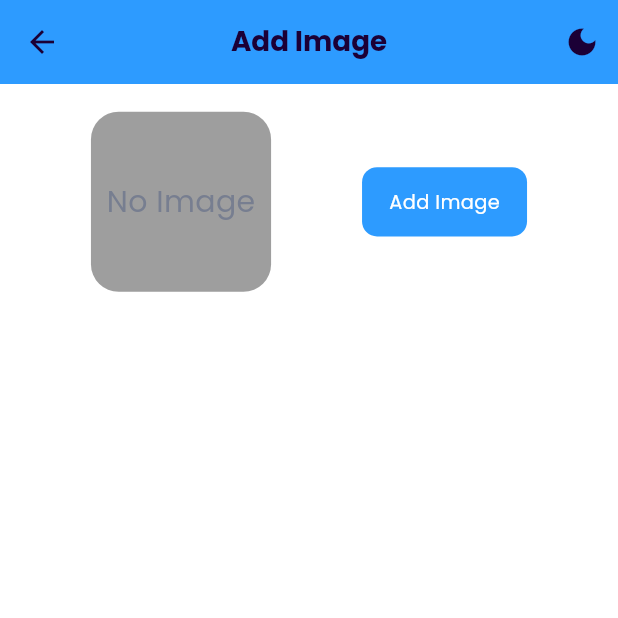
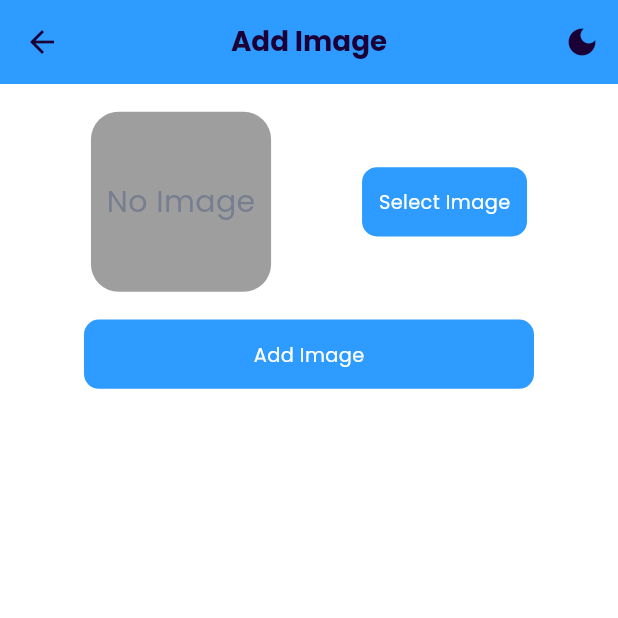
Before and after one commit to hassaan-112/Gallery_app, a Flutter app: the screen it shows after launch, after a tap on the "add a photo" icon, on a phone screen of 412 x 824 dp, the top half of it. Run offline on Flutter 3.47's test engine with Material 3 defaults, Android fonts, the phone set to English and light mode, and no system bars; our stand-ins replace flutter_screenutil, flutter_svg, fluttertoast, get, google_fonts, image_picker.

Commit message:
added local image feature

```diff
--- a/lib/res/components/ImageBox.dart
+++ b/lib/res/components/ImageBox.dart
@@ -1,3 +1,5 @@
+import 'dart:io';
+
 import 'package:flutter/material.dart';
 
 import '../colors/appColors.dart';
@@ -7,9 +9,9 @@ class ImageBox extends StatelessWidget {
   Color color;
   double borderRadius;
   String text;
-  FileImage? image;
-
-  ImageBox({super.key, required this.height, required this.width, this.color=AppColors.geryContainer,required this.borderRadius,this.text="No Image",required this.image});
+  File? image;
+  bool update;
+  ImageBox({super.key, required this.height, required this.width, this.color=AppColors.geryContainer,required this.borderRadius,this.text="No Image",required this.image,required this.update});
   @override
   Widget build(BuildContext context) {
     return image==null?Container(
@@ -29,9 +31,9 @@ class ImageBox extends StatelessWidget {
       height:height,
       width:width,
       decoration: BoxDecoration(
-        color: color,
+        color: AppColors.transparent,
         borderRadius: BorderRadius.circular(borderRadius),
-        image:DecorationImage(image:image!,fit: BoxFit.cover)
+        image:DecorationImage(image:FileImage(image!),fit: BoxFit.fill)
       ),
 
     );
--- a/lib/res/localization/localization.dart
+++ b/lib/res/localization/localization.dart
@@ -7,6 +7,7 @@ class languages extends Translations{
       "splashScreen":"Gallery",
       "localImages":"Local Images",
       "no_image":"No Image",
+      "search":"Search",
 
     }
   };
--- a/lib/res/routes/routeNames.dart
+++ b/lib/res/routes/routeNames.dart
@@ -3,6 +3,7 @@ class RouteName{
   static const String splashScreen = "/";
   static const String homeScreen = "/homeScreen";
   static const String addImageScreen = "/addImageScreen";
+  static const String SearchScreen = "/searchScreen";
 
 
 }
--- a/lib/res/routes/routes.dart
+++ b/lib/res/routes/routes.dart
@@ -2,6 +2,7 @@ import 'package:gallery_app/res/routes/routeNames.dart';
 import 'package:gallery_app/view/BottomNav.dart';
 import 'package:gallery_app/view/SplashScreen.dart';
 import 'package:gallery_app/view/addImageScreen.dart';
+import 'package:gallery_app/view/searchScreen.dart';
 import 'package:get/get.dart';
 
 class AppRoutes {
@@ -9,5 +10,6 @@ class AppRoutes {
     GetPage(name: RouteName.splashScreen, page: () { return Splashscreen(); }, transition: Transition.fadeIn,transitionDuration: Duration(seconds: 3)),
     GetPage(name: RouteName.homeScreen, page: () { return BottomNavBar(); }, transition: Transition.fadeIn,transitionDuration: Duration(seconds: 2)),
     GetPage(name: RouteName.addImageScreen, page: () { return AddImageScreen(); }, transition: Transition.fadeIn,transitionDuration: Duration(milliseconds: 1000)),
+    GetPage(name: RouteName.SearchScreen, page: () { return SearchScreen(); }, transition: Transition.fadeIn,transitionDuration: Duration(milliseconds: 1000)),
   ];
 }
--- a/lib/view/BottomNav.dart
+++ b/lib/view/BottomNav.dart
@@ -1,4 +1,5 @@
 import 'package:flutter/material.dart';
+import 'package:gallery_app/view/searchScreen.dart';
 import '../view_model/BottomNavVM.dart';
 import 'package:get/get.dart';
 import 'HomeScreen.dart';
@@ -14,10 +15,10 @@ class _BottomNavBarState extends State<BottomNavBar> {
   @override
   Widget build(BuildContext context) {
     final navBarVM = Get.put(NavBarViewModel());
-    List<Widget> pages = [HomeScreen()];
+    List<Widget> pages = [HomeScreen(),SearchScreen()];
 
     return Scaffold(
-      body: IndexedStack(index: navBarVM.index, children: pages),
+      body: Obx(()=> IndexedStack(index: navBarVM.index, children: pages)),
       bottomNavigationBar: Obx(
         () => BottomNavigationBar(
           onTap: (value) {
--- a/lib/view/HomeScreen.dart
+++ b/lib/view/HomeScreen.dart
@@ -1,7 +1,9 @@
 import 'package:flutter/material.dart';
 import 'package:flutter_screenutil/flutter_screenutil.dart';
 import 'package:get/get.dart';
+import '../res/colors/appColors.dart';
 import '../view_model/HomeScreenVM.dart';
+
 class HomeScreen extends StatefulWidget {
   const HomeScreen({super.key});
 
@@ -10,46 +12,81 @@ class HomeScreen extends StatefulWidget {
 }
 
 class _HomeScreenState extends State<HomeScreen> {
-
   @override
   Widget build(BuildContext context) {
     final homeScreenVM = Get.put(HomeScreenViewModel());
     return Scaffold(
       appBar: AppBar(
-        title: Text("Home",style: Theme.of(context).textTheme.displayMedium,),
+        title: Text("Home"),
         centerTitle: true,
-        leading: IconButton(onPressed: (){
-          Get.changeThemeMode(Get.isDarkMode ? ThemeMode.light : ThemeMode.dark);
-        }, icon: Icon(Get.isDarkMode?Icons.light_mode:Icons.dark_mode))
+
+        leading: IconButton(
+          onPressed: () {
+            Get.changeThemeMode(
+              Get.isDarkMode ? ThemeMode.light : ThemeMode.dark,
+            );
+          },
+          icon: Icon(Get.isDarkMode ? Icons.light_mode : Icons.dark_mode),
+        ),
       ),
       body: Padding(
-        padding: EdgeInsets.symmetric(horizontal:12.r),
+        padding: EdgeInsets.symmetric(horizontal: 12.r),
         child: Column(
           crossAxisAlignment: CrossAxisAlignment.center,
           mainAxisAlignment: MainAxisAlignment.center,
           children: [
             Row(
               mainAxisAlignment: MainAxisAlignment.spaceBetween,
-              children: [Text("localImages".tr,style: Theme.of(context).textTheme.displayMedium,),
-              IconButton(onPressed: (){
-                Get.toNamed('/addImageScreen');
-              }, icon: Icon(Icons.add_a_photo_outlined))
+              children: [
+                Text(
+                  "localImages".tr,
+                  style: Theme.of(context).textTheme.displayMedium,
+                ),
+                IconButton(
+                  onPressed: () {
+                    Get.toNamed('/addImageScreen');
+                  },
+                  icon: Icon(Icons.add_a_photo_outlined),
+                ),
               ],
             ),
             15.verticalSpace,
             SizedBox(
               height: 500.h,
 
-              child: GridView.builder(
-                  itemCount: 111,
+              child: Obx(
+                () => GridView.builder(
+                  itemCount: homeScreenVM.images.length,
 
-                  gridDelegate: SliverGridDelegateWithFixedCrossAxisCount(crossAxisCount: 3,crossAxisSpacing: 3.r,mainAxisSpacing: 3.r), itemBuilder: (context, index) {
-              return Container(color: Colors.grey,);
-              }),
-            )
-          ]
+                  gridDelegate: SliverGridDelegateWithFixedCrossAxisCount(
+                    crossAxisCount: Get.width < 400 ? 2 : Get.width<600?3:Get.width<800?4:5,
+                    crossAxisSpacing: 3.r,
+                    mainAxisSpacing: 3.r,
+                  ),
+                  itemBuilder: (context, index) {
+                    return Stack(children: [
+                      Container(
+                      width: double.infinity,
+                      height: double.infinity,
+                      decoration: BoxDecoration(
+                        borderRadius: BorderRadius.circular(10.r),
+                        border: Border.all(width: .5, color: Colors.grey),
+                        image: DecorationImage(
+                          image: FileImage(homeScreenVM.images[index]),
+                          fit: BoxFit.scaleDown,
+                        ),
+                      ),
+                    ),
+                      Positioned(top: 0,right: 0,child: Container(height: 40.r,width: 40.r,decoration: BoxDecoration(color: AppColors.primary.withValues(alpha: 0.2),borderRadius: BorderRadius.circular(50)) ,child: Center(child: IconButton(onPressed: (){homeScreenVM.removeImage(index);}, icon: Icon(Icons.delete)))),),
+
+                    ],);
+                  },
+                ),
+              ),
+            ),
+          ],
         ),
-      )
+      ),
     );
   }
 }
--- a/lib/view/addImageScreen.dart
+++ b/lib/view/addImageScreen.dart
@@ -1,9 +1,13 @@
+import 'dart:io';
+
 import 'package:flutter/material.dart';
 import 'package:gallery_app/res/colors/appColors.dart';
 import 'package:get/get.dart';
 import 'package:flutter_screenutil/flutter_screenutil.dart';
+import 'package:image_picker/image_picker.dart';
 import '../res/components/ImageBox.dart';
 import '../res/components/buttonComponent.dart';
+import '../view_model/HomeScreenVM.dart';
 class AddImageScreen extends StatefulWidget {
   const AddImageScreen({super.key});
 
@@ -12,6 +16,7 @@ class AddImageScreen extends StatefulWidget {
 }
 
 class _AddImageScreenState extends State<AddImageScreen> {
+  final homeScreenVM = Get.put(HomeScreenViewModel());
   @override
   Widget build(BuildContext context) {
     return Scaffold(
@@ -30,10 +35,13 @@ class _AddImageScreenState extends State<AddImageScreen> {
         Row(
         mainAxisAlignment: MainAxisAlignment.spaceEvenly,
         children: [
-          ImageBox(height: 130.r, width:130.r, borderRadius: 20.r, image: null),
-          ButtonComponent(text: "Add Image", onPressed: (){},color: AppColors.primary,textColor: AppColors.secondaryWhite,width: 110.w,height: 50.h,),
+          Obx(()=>ImageBox(height: 130.r, width:130.r, borderRadius: 20.r, image: homeScreenVM.image,update: homeScreenVM.updater.value,)),
+          ButtonComponent(text: "Select Image", onPressed: (){Get.dialog(Dialog(child: ListView( shrinkWrap: true, children: [ListTile(leading: Icon(Icons.camera_alt),title: Text("Camera"),onTap: (){homeScreenVM.selectImage(ImageSource.camera);Get.back();},),Container(color: AppColors.geryContainer,height: 1.h,width: double.infinity,),ListTile(leading: Icon(Icons.photo),title: Text("Gallery"),onTap: (){homeScreenVM.selectImage(ImageSource.gallery);Get.back();},)],)));},color: AppColors.primary,textColor: AppColors.secondaryWhite,width: 110.w,height: 50.h,),
         ],
-      )
+      ),
+          20.verticalSpace,
+          ButtonComponent(text: "Add Image", onPressed: (){homeScreenVM.addImage(homeScreenVM.image);},color: AppColors.primary,textColor: AppColors.secondaryWhite,width: 300.w,height: 50.h,)
+
     ]));
   }
 }
--- /dev/null
+++ b/lib/view/searchScreen.dart
@@ -0,0 +1,28 @@
+import 'package:flutter/material.dart';
+import 'package:gallery_app/res/components/TextFormFieldComponent.dart';
+import 'package:get/get.dart';
+import 'package:flutter_screenutil/flutter_screenutil.dart';
+import '../view_model/SearchVM.dart';
+
+class SearchScreen extends StatefulWidget {
+  const SearchScreen({super.key});
+
+  @override
+  State<SearchScreen> createState() => _SearchScreenState();
+}
+
+class _SearchScreenState extends State<SearchScreen> {
+  @override
+  Widget build(BuildContext context) {
+    final searchVM=Get.put(SearchViewModel());
+    return Scaffold(
+      appBar: AppBar(
+        title: Text("search".tr),
+        centerTitle: true,
+      ),
+      body: Column(children: [
+        TextFormFieldComponent(hintText: "search".tr, controller: searchVM.controller.value, keyboardType: TextInputType.text, focusNode: searchVM.focusNode.value, validator: (value){}, onSubmited: (value){}, onTapedOutside: (){ searchVM.focusNode.value.unfocus(); })
+      ],)
+    );
+  }
+}
--- a/lib/view_model/HomeScreenVM.dart
+++ b/lib/view_model/HomeScreenVM.dart
@@ -1,5 +1,41 @@
+import 'dart:io';
+
+import 'package:flutter/cupertino.dart';
 import 'package:get/get.dart';
+import 'package:image_picker/image_picker.dart';
 
-class HomeScreenViewModel extends GetxController{
+import '../res/colors/appColors.dart';
+import '../utils/Utils.dart';
+
+class HomeScreenViewModel extends GetxController {
+  File? image = null;
+  RxList images=[].obs;
+  RxBool updater = false.obs;
+
+  Future<void> selectImage(ImageSource source) async {
+    final picker = ImagePicker();
+    final pickedImage = await picker.pickImage(source: source);
+    if (pickedImage != null) {
+      image = File(pickedImage.path);
+      updater.value=!updater.value;
+    } else {
+      updater.value=!updater.value;
+      return;
+    }
+  }
+  void addImage(File? image){
+
+    if(this.image==null){
+      Utils.toast("Please Select Image", AppColors.negativeRed);
+      return;
+    }
+    images.add(image);
+    this.image=null;
+    updater.value=!updater.value;
+    Utils.toast("Image Added", AppColors.positiveGreen);
+  }
+  void removeImage(int index){
+    images.removeAt(index);
+  }
 
 }
--- a/pubspec.yaml
+++ b/pubspec.yaml
@@ -37,6 +37,7 @@ dependencies:
   flutter_svg: ^2.2.0
   get:
   flutter_screenutil:
+  image_picker:
 
   # The following adds the Cupertino Icons font to your application.
   # Use with the CupertinoIcons class for iOS style icons.
```
Also changed, not shown: lib/view_model/SearchVM.dart (added, +13 -0 lines), pubspec.lock, 5 other files.
